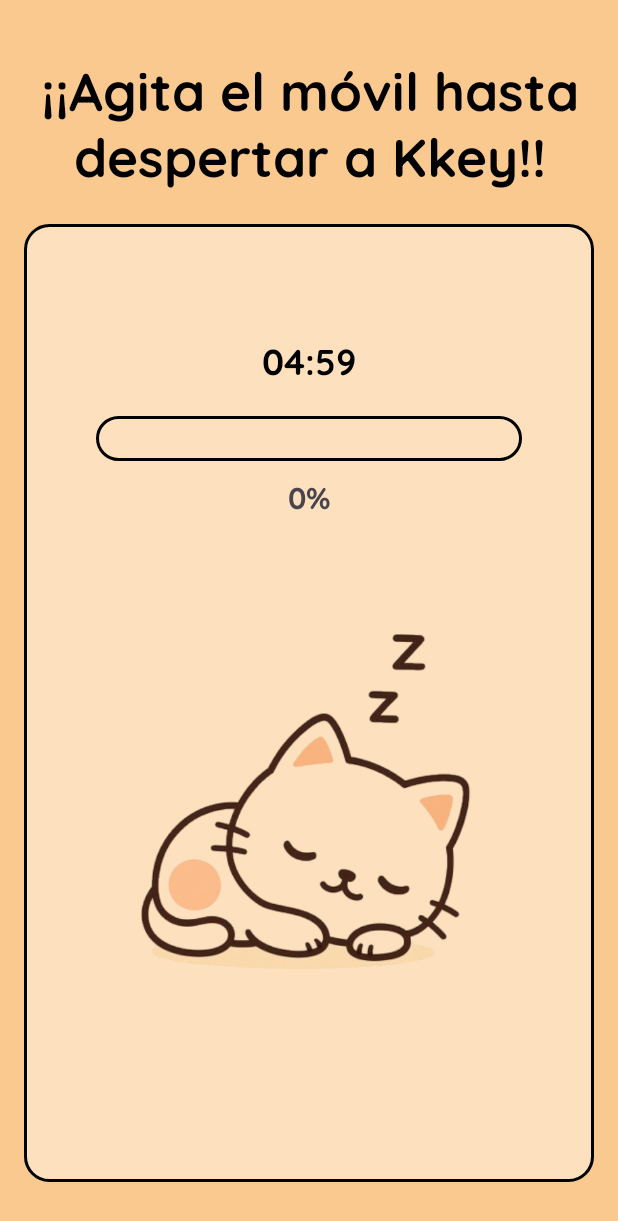
After one commit to Leczzz/TFG_Wakkey, an Android app: the DespiertaActivity screen opened directly, with no data from a screen before it, on a phone screen of 412 x 824 dp. The commit adds this screen. Shown: the top 1221 px of the screen. Run offline under Robolectric (Android 15) with nearby library versions, the light colour scheme and no system bars.

Commit message:
Se ha completado el juego de despierta a kkey

```diff
--- a/app/src/main/java/com/tema/wakkey/AlarmReceiver.kt
+++ b/app/src/main/java/com/tema/wakkey/AlarmReceiver.kt
@@ -33,6 +33,7 @@ class AlarmReceiver : BroadcastReceiver() {
 
         // Determinar la actividad de destino según el juego
         val actividadDestino = when (idJuego) {
+            1 -> DespiertaActivity::class.java
             2 -> DespeinaActivity::class.java
             3 -> RestaActivity::class.java
             4 -> SumaActivity::class.java
--- /dev/null
+++ b/app/src/main/java/com/tema/wakkey/DespiertaActivity.kt
@@ -0,0 +1,161 @@
+package com.tema.wakkey
+
+import android.content.Intent
+import android.hardware.Sensor
+import android.hardware.SensorEvent
+import android.hardware.SensorEventListener
+import android.hardware.SensorManager
+import android.os.*
+import android.widget.ImageView
+import android.widget.ProgressBar
+import android.widget.TextView
+import android.widget.Toast
+import androidx.appcompat.app.AppCompatActivity
+import com.tema.wakkey.despiertakkey.DespiertaConfig
+import com.tema.wakkey.despiertakkey.DespiertaKkeyGenerador
+import kotlin.math.sqrt
+
+class DespiertaActivity : AppCompatActivity() {
+
+    private lateinit var sensorManager: SensorManager
+    private var acelerometro: Sensor? = null
+
+    private lateinit var progressBar: ProgressBar
+    private lateinit var porcentajeTextView: TextView
+    private lateinit var timerTextView: TextView
+    private lateinit var imageView: ImageView
+
+    private var progreso = 0
+    private var incrementoProgreso = 2
+    private var progresoObjetivo = 100
+    private var sensibilidad = 1.0f
+
+    private var tiempoRestanteMs: Long = 5 * 60 * 1000 // 5 minutos
+    private var timer: CountDownTimer? = null
+    private var ultimoTiempoSacudida = 0L
+    private var agitando = false
+
+    override fun onCreate(savedInstanceState: Bundle?) {
+        super.onCreate(savedInstanceState)
+        setContentView(R.layout.despiertakkey_main)
+
+        progressBar = findViewById(R.id.progresoBarra)
+        porcentajeTextView = findViewById(R.id.porcentajeProgreso)
+        timerTextView = findViewById(R.id.tvTimer)
+        imageView = findViewById(R.id.imgGatito)
+
+        val dificultad = intent.getStringExtra("dificultad") ?: "F"
+        val sonidoNombre = intent.getStringExtra("sonido")
+
+        val config: DespiertaConfig = DespiertaKkeyGenerador().obtenerConfiguracion(dificultad)
+        incrementoProgreso = when (dificultad) {
+            "F" -> 8
+            "M" -> 4
+            "D" -> 2
+            else -> 8
+        }
+        progresoObjetivo = config.progresoObjetivo
+        sensibilidad = config.sensibilidad
+        progressBar.max = progresoObjetivo
+
+        val sonidoResId = when (sonidoNombre) {
+            "Crystal Waters" -> R.raw.crystalwaters
+            "Hawaii" -> R.raw.hawai
+            "Lofi" -> R.raw.lofi
+            "Morning" -> R.raw.morning
+            "Piano" -> R.raw.piano
+            else -> R.raw.morning
+        }
+        AlarmSoundPlayer.start(this, sonidoResId)
+
+        iniciarJuego()
+    }
+
+    private fun iniciarJuego() {
+        sensorManager = getSystemService(SENSOR_SERVICE) as SensorManager
+        acelerometro = sensorManager.getDefaultSensor(Sensor.TYPE_ACCELEROMETER)
+        acelerometro?.let {
+            sensorManager.registerListener(sensorListener, it, SensorManager.SENSOR_DELAY_UI)
+        }
+
+        iniciarTemporizador()
+    }
+
+    private val sensorListener = object : SensorEventListener {
+        override fun onSensorChanged(event: SensorEvent?) {
+            event?.let {
+                val x = it.values[0]
+                val y = it.values[1]
+                val z = it.values[2]
+
+                val fuerza = sqrt((x * x + y * y + z * z).toDouble()).toFloat()
+
+                if (fuerza > sensibilidad) {
+                    val tiempoActual = System.currentTimeMillis()
+                    if (tiempoActual - ultimoTiempoSacudida > 300) {
+                        agitando = true
+                        imageView.setImageResource(R.drawable.kkeysinfondo)
+                        aumentarProgreso()
+                        ultimoTiempoSacudida = tiempoActual
+                    }
+                } else {
+                    if (agitando) {
+                        agitando = false
+                        imageView.setImageResource(R.drawable.kkeydormido)
+                    }
+                }
+            }
+        }
+
+        override fun onAccuracyChanged(sensor: Sensor?, accuracy: Int) {}
+    }
+
+    private fun aumentarProgreso() {
+        if (progreso < progresoObjetivo) {
+            progreso += incrementoProgreso
+            progressBar.progress = progreso.coerceAtMost(progresoObjetivo)
+            val porcentaje = (progreso * 100 / progresoObjetivo).coerceAtMost(100)
+            porcentajeTextView.text = "$porcentaje%"
+
+            if (progreso >= progresoObjetivo) {
+                detenerJuego()
+                Toast.makeText(this, "¡Despertaste a Kkey!", Toast.LENGTH_LONG).show()
+                finalizarJuego()
+            }
+        }
+    }
+
+    private fun iniciarTemporizador() {
+        timer = object : CountDownTimer(tiempoRestanteMs, 1000) {
+            override fun onTick(millisUntilFinished: Long) {
+                val minutos = millisUntilFinished / 60000
+                val segundos = (millisUntilFinished % 60000) / 1000
+                timerTextView.text = String.format("%02d:%02d", minutos, segundos)
+            }
+
+            override fun onFinish() {
+                detenerJuego()
+                Toast.makeText(this@DespiertaActivity, "Tiempo agotado", Toast.LENGTH_SHORT).show()
+                finalizarJuego()
+            }
+        }.start()
+    }
+
+    private fun detenerJuego() {
+        timer?.cancel()
+        sensorManager.unregisterListener(sensorListener)
+        AlarmSoundPlayer.stop()
+    }
+
+    override fun onDestroy() {
+        super.onDestroy()
+        detenerJuego()
+    }
+
+    private fun finalizarJuego() {
+        val intent = Intent(this, AlarmActivity::class.java)
+        intent.flags = Intent.FLAG_ACTIVITY_NEW_TASK or Intent.FLAG_ACTIVITY_CLEAR_TASK
+        startActivity(intent)
+        finish()
+    }
+}
--- a/app/src/main/java/com/tema/wakkey/JuegosListActivity.kt
+++ b/app/src/main/java/com/tema/wakkey/JuegosListActivity.kt
@@ -56,6 +56,12 @@ class JuegoListActivity : AppCompatActivity() {
                             intent.putExtra("dificultad", dificultad)
                             startActivity(intent)
                         }
+                        "Despierta a Kkey" -> {
+                            val intent = Intent(this@JuegoListActivity, DespiertaActivity::class.java)
+                            intent.putExtra("juego", juego)
+                            intent.putExtra("dificultad", dificultad)
+                            startActivity(intent)
+                        }
 
                         else -> {
                             Toast.makeText(
--- /dev/null
+++ b/app/src/main/java/com/tema/wakkey/despiertakkey/DespiertaKkeyGenerador.kt
@@ -0,0 +1,16 @@
+package com.tema.wakkey.despiertakkey
+
+
+data class DespiertaConfig(val progresoObjetivo: Int, val sensibilidad: Float)
+
+class DespiertaKkeyGenerador {
+    fun obtenerConfiguracion(dificultad: String): DespiertaConfig {
+        return when (dificultad.uppercase()) {
+            "F" -> DespiertaConfig(progresoObjetivo = 100, sensibilidad = 15.0f)
+            "M" -> DespiertaConfig(progresoObjetivo = 200, sensibilidad = 17.0f)
+            "D" -> DespiertaConfig(progresoObjetivo = 300, sensibilidad = 19.0f)
+            else -> DespiertaConfig(progresoObjetivo = 100, sensibilidad = 15.0f)
+        }
+    }
+
+}
--- /dev/null
+++ b/app/src/main/res/layout/despiertakkey_main.xml
@@ -0,0 +1,98 @@
+<?xml version="1.0" encoding="utf-8"?>
+<LinearLayout xmlns:android="http://schemas.android.com/apk/res/android"
+    android:layout_width="match_parent"
+    android:layout_height="match_parent"
+    xmlns:app="http://schemas.android.com/apk/res-auto"
+    android:orientation="vertical"
+    android:gravity="center_horizontal"
+    android:padding="16dp">
+
+    <!-- Mensaje superior -->
+    <TextView
+        android:id="@+id/tvTitle"
+        android:layout_width="wrap_content"
+        android:layout_height="wrap_content"
+        android:text="@string/agita_el_m_vil_hasta_despertar_a_kkey"
+        android:textSize="35sp"
+        android:textAlignment="center"
+        android:textStyle="bold"
+        android:layout_marginTop="16dp"
+        android:textColor="@color/black" />
+
+    <!-- Contenedor del contenido central -->
+    <LinearLayout
+        android:layout_width="match_parent"
+        android:layout_height="0dp"
+        android:layout_weight="1"
+        android:orientation="vertical"
+        android:background="@drawable/rounder_container"
+        android:padding="24dp"
+        android:layout_marginTop="20dp"
+        android:layout_marginBottom="20dp"
+        android:gravity="center">
+
+        <androidx.constraintlayout.widget.ConstraintLayout
+            android:layout_width="match_parent"
+            android:layout_height="wrap_content"
+            android:layout_marginTop="20dp"
+            android:layout_marginBottom="20dp"
+            android:padding="24dp">
+
+            <!-- Temporizador arriba -->
+            <TextView
+                android:id="@+id/tvTimer"
+                android:layout_width="wrap_content"
+                android:layout_height="wrap_content"
+                android:text="@string/_5_00"
+                android:textStyle="bold"
+                android:textSize="24sp"
+                android:textColor="@color/black"
+                app:layout_constraintTop_toTopOf="parent"
+                app:layout_constraintStart_toStartOf="parent"
+                app:layout_constraintEnd_toEndOf="parent" />
+
+            <!-- Barra de progreso -->
+            <ProgressBar
+                android:id="@+id/progresoBarra"
+                style="@android:style/Widget.ProgressBar.Horizontal"
+                android:layout_width="match_parent"
+                android:layout_height="30dp"
+                android:progress="0"
+                android:max="100"
+                android:layout_marginTop="20dp"
+                android:indeterminate="false"
+                android:progressDrawable="@drawable/progress_bar"
+                app:layout_constraintTop_toBottomOf="@+id/tvTimer"
+                app:layout_constraintStart_toStartOf="parent"
+                app:layout_constraintEnd_toEndOf="parent"
+                />
+
+
+            <!-- Etiqueta de porcentaje de progreso, ahora está sobre la barra -->
+            <TextView
+                android:id="@+id/porcentajeProgreso"
+                android:layout_width="wrap_content"
+                android:layout_height="wrap_content"
+                android:text="0%"
+                android:textStyle="bold"
+                android:textSize="20sp"
+                android:layout_marginTop="8dp"
+                app:layout_constraintTop_toBottomOf="@+id/progresoBarra"
+                app:layout_constraintStart_toStartOf="parent"
+                app:layout_constraintEnd_toEndOf="parent"/>
+
+            <!-- Imagen debajo de la barra de progreso -->
+            <ImageView
+                android:id="@+id/imgGatito"
+                android:layout_width="350dp"
+                android:layout_height="400dp"
+                android:src="@drawable/kkeydormido"
+                android:paddingTop="10dp"
+                app:layout_constraintTop_toBottomOf="@+id/progresoBarra"
+                app:layout_constraintStart_toStartOf="parent"
+                app:layout_constraintEnd_toEndOf="parent"
+                android:layout_marginTop="8dp" />
+        </androidx.constraintlayout.widget.ConstraintLayout>
+    </LinearLayout>
+
+</LinearLayout>
--- a/app/src/main/res/values/strings.xml
+++ b/app/src/main/res/values/strings.xml
@@ -61,6 +61,7 @@
     <string name="_5_6">5 - 6</string>
     <string name="hora_de_despertarse">¡Hora de despertarse!</string>
     <string name="sopla_en_el_micr_fono_hasta_completar_la_barra">¡¡Sopla en el micrófono hasta completar la barra!!</string>
+    <string name="agita_el_m_vil_hasta_despertar_a_kkey">¡¡Agita el móvil hasta despertar a Kkey!!</string>
 
     <string-array name="juegos_array">
         <item>Desactivar Manualmente</item>
```
Also changed, not shown: app/src/main/AndroidManifest.xml (+12 -0 lines), app/src/main/java/com/tema/wakkey/JuegosActivity.kt (+12 -0 lines).
